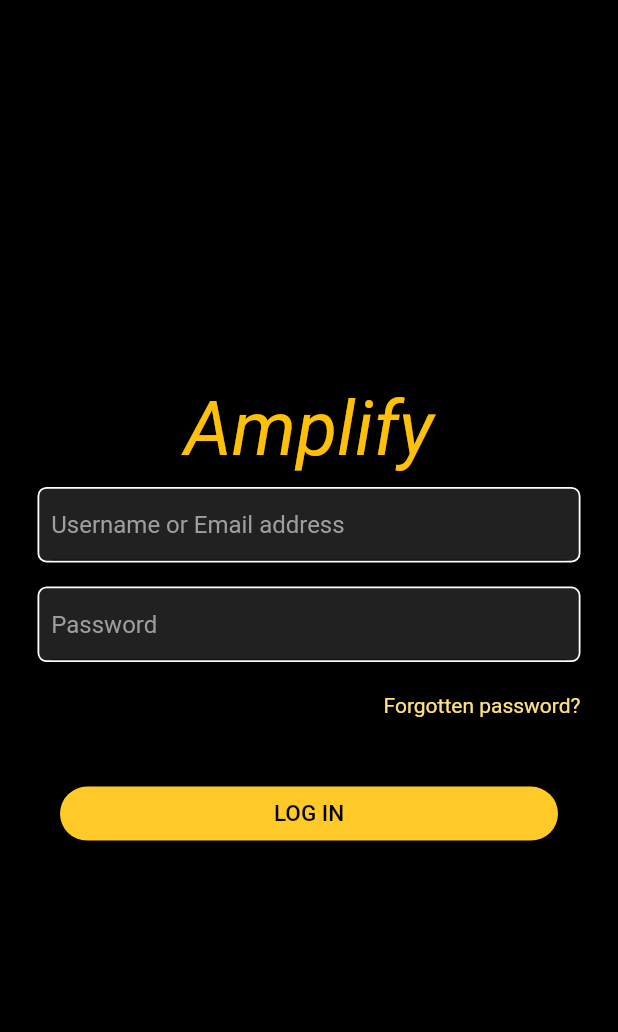
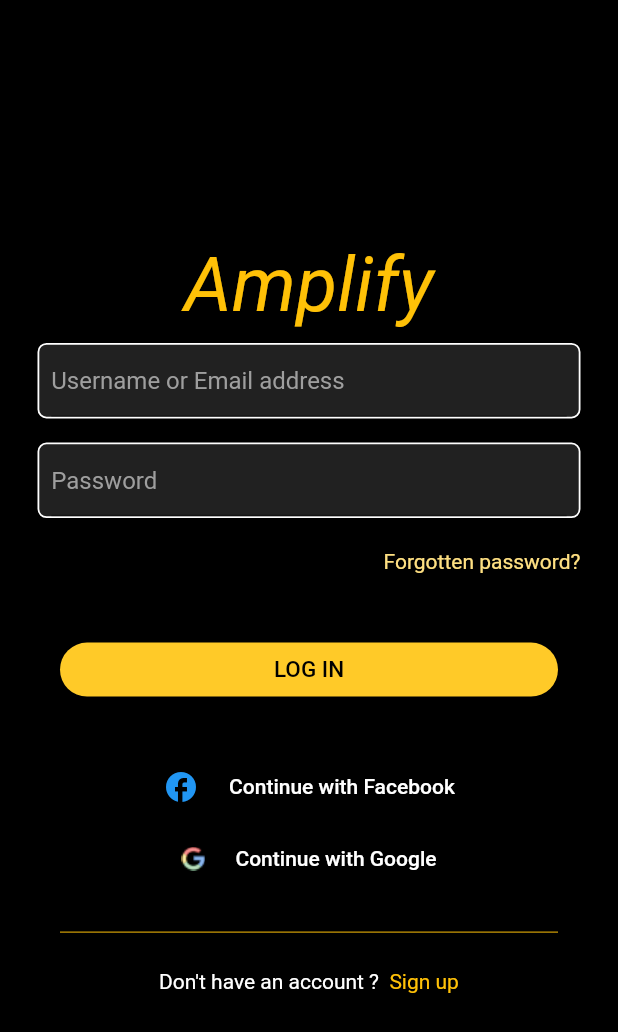
Before and after one commit to najmulmyself/Amplify, a Flutter app: the screen it shows after launch, on a phone screen of 412 x 824 dp. Shown: the top 1032 px of the screen. Run offline on Flutter 3.47's test engine with Material 2 defaults, Android fonts, the phone set to English and light mode, and no system bars; missing offline and left inert: dart:ffi.

Commit message:
textfield overflowing fixed with scaffold resized to bootm overflowing

```diff
--- a/lib/screen/home_Screen.dart
+++ b/lib/screen/home_Screen.dart
@@ -12,6 +12,7 @@ class HomeScreen extends StatelessWidget {
   Widget build(BuildContext context) {
     return SafeArea(
       child: Scaffold(
+        resizeToAvoidBottomInset: false,
         backgroundColor: Colors.black,
         body: Column(
           mainAxisAlignment: MainAxisAlignment.center,
@@ -30,34 +31,6 @@ class HomeScreen extends StatelessWidget {
             TextFieldWidget(
               hText: 'Password',
             ),
-            // Padding(
-            //   padding:
-            //       const EdgeInsets.symmetric(vertical: 8.0, horizontal: 25),
-            //   child: Container(
-            //     decoration: BoxDecoration(
-            //       color: Colors.grey.shade900,
-            //       borderRadius: BorderRadius.circular(6),
-            //       border: Border.all(
-            //         width: 1.2,
-            //         color: Colors.white,
-            //       ),
-            //     ),
-            //     child: const Padding(
-            //       padding: EdgeInsets.symmetric(horizontal: 8.0),
-            //       child: TextField(
-            //         cursorColor: Colors.grey,
-            //         style: TextStyle(
-            //           color: Colors.grey,
-            //         ),
-            //         decoration: InputDecoration(
-            //           focusedBorder: InputBorder.none,
-            //           hintStyle: TextStyle(color: Colors.grey),
-            //           hintText: 'Password',
-            //         ),
-            //       ),
-            //     ),
-            //   ),
-            // ),
             Align(
               alignment: Alignment.bottomRight,
               child: Padding(
@@ -71,7 +44,67 @@ class HomeScreen extends StatelessWidget {
             SizedBox(
               height: 40,
             ),
-            Button()
+            Button(),
+            SizedBox(
+              height: 30,
+            ),
+            TextButton(
+              onPressed: () {},
+              child: Row(
+                mainAxisAlignment: MainAxisAlignment.center,
+                children: [
+                  Icon(
+                    Icons.facebook,
+                  ),
+                  SizedBox(
+                    width: 20,
+                  ),
+                  Text(
+                    'Continue with Facebook',
+                    style: TextStyle(color: Colors.white),
+                  ),
+                ],
+              ),
+            ),
+            TextButton(
+              onPressed: () {},
+              child: Row(
+                mainAxisAlignment: MainAxisAlignment.center,
+                children: [
+                  Image.asset('assets/images/google.png'),
+                  SizedBox(
+                    width: 20,
+                  ),
+                  Text(
+                    'Continue with Google',
+                    style: TextStyle(color: Colors.white),
+                  ),
+                ],
+              ),
+            ),
+            Padding(
+              padding: const EdgeInsets.symmetric(horizontal: 40.0),
+              child: Divider(
+                height: 50,
+                color: Colors.amber,
+              ),
+            ),
+            Row(
+              mainAxisAlignment: MainAxisAlignment.center,
+              children: [
+                Text(
+                  'Don\'t have an account ?  ',
+                  style: TextStyle(color: Colors.white),
+                ),
+                GestureDetector(
+                  onTap: () {},
+                  child: Text(
+                    'Sign up',
+                    style: TextStyle(color: Colors.amber),
+                  ),
+                )
+              ],
+            )
           ],
         ),
       ),
--- a/pubspec.yaml
+++ b/pubspec.yaml
@@ -58,8 +58,8 @@ flutter:
   uses-material-design: true
 
   # To add assets to your application, add an assets section, like this:
-  # assets:
-  #   - images/a_dot_burr.jpeg
+  assets:
+    - assets/images/
   #   - images/a_dot_ham.jpeg
 
   # An image asset can refer to one or more resolution-specific "variants", see
```
Also changed, not shown: assets/images/google.png (added).
